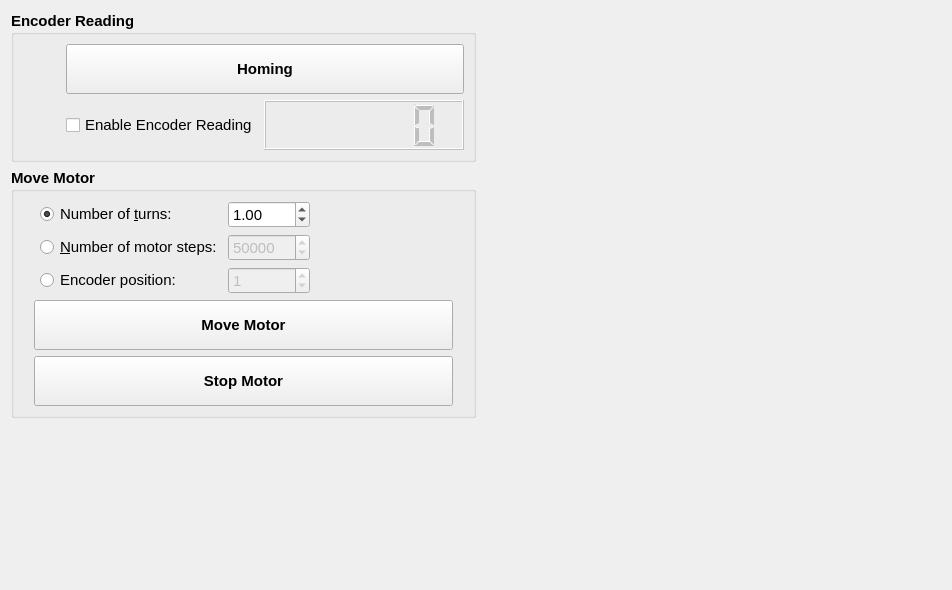
Before: the Qt Designer form helmholtz/gui/ui/motorintegratorwidget.ui in lnls-ima/helmholtz-coil-control, drawn with Qt 5.
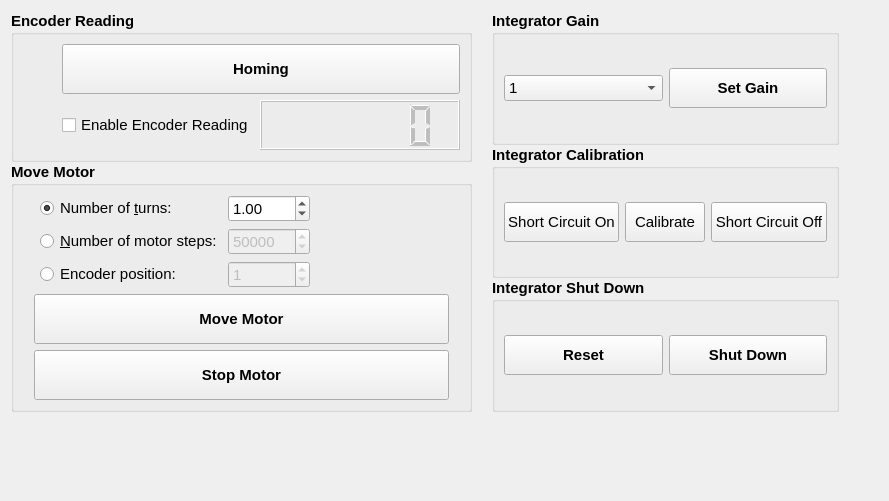
After: the same form once the commit is applied. Icons and pictures are not drawn.

Commit message: Adding buttons to control integrator

```diff
--- a/helmholtz/gui/ui/motorintegratorwidget.ui
+++ b/helmholtz/gui/ui/motorintegratorwidget.ui
@@ -6,8 +6,8 @@
    <rect>
     <x>0</x>
     <y>0</y>
-    <width>952</width>
-    <height>590</height>
+    <width>889</width>
+    <height>501</height>
    </rect>
   </property>
   <property name="font">
@@ -19,6 +19,214 @@
    <string>Motor and Integrator</string>
   </property>
   <layout class="QGridLayout" name="gridLayout">
+   <property name="horizontalSpacing">
+    <number>20</number>
+   </property>
+   <item row="0" column="1">
+    <layout class="QVBoxLayout" name="verticalLayout_2">
+     <item>
+      <widget class="QGroupBox" name="groupBox_4">
+       <property name="font">
+        <font>
+         <weight>75</weight>
+         <bold>true</bold>
+        </font>
+       </property>
+       <property name="title">
+        <string>Integrator Gain</string>
+       </property>
+       <layout class="QGridLayout" name="gridLayout_4">
+        <item row="0" column="0">
+         <widget class="QComboBox" name="cmb_gain">
+          <property name="sizePolicy">
+           <sizepolicy hsizetype="Preferred" vsizetype="Fixed">
+            <horstretch>0</horstretch>
+            <verstretch>0</verstretch>
+           </sizepolicy>
+          </property>
+          <property name="font">
+           <font>
+            <weight>50</weight>
+            <bold>false</bold>
+           </font>
+          </property>
+          <property name="currentIndex">
+           <number>0</number>
+          </property>
+          <item>
+           <property name="text">
+            <string>1</string>
+           </property>
+          </item>
+          <item>
+           <property name="text">
+            <string>2</string>
+           </property>
+          </item>
+          <item>
+           <property name="text">
+            <string>5</string>
+           </property>
+          </item>
+          <item>
+           <property name="text">
+            <string>10</string>
+           </property>
+          </item>
+          <item>
+           <property name="text">
+            <string>20</string>
+           </property>
+          </item>
+          <item>
+           <property name="text">
+            <string>50</string>
+           </property>
+          </item>
+          <item>
+           <property name="text">
+            <string>100</string>
+           </property>
+          </item>
+         </widget>
+        </item>
+        <item row="0" column="1">
+         <widget class="QPushButton" name="pbt_set_gain">
+          <property name="minimumSize">
+           <size>
+            <width>150</width>
+            <height>40</height>
+           </size>
+          </property>
+          <property name="font">
+           <font>
+            <weight>75</weight>
+            <bold>true</bold>
+           </font>
+          </property>
+          <property name="text">
+           <string>Set Gain</string>
+          </property>
+         </widget>
+        </item>
+       </layout>
+      </widget>
+     </item>
+     <item>
+      <widget class="QGroupBox" name="groupBox_5">
+       <property name="font">
+        <font>
+         <weight>75</weight>
+         <bold>true</bold>
+        </font>
+       </property>
+       <property name="title">
+        <string>Integrator Calibration</string>
+       </property>
+       <layout class="QGridLayout" name="gridLayout_5">
+        <item row="0" column="0">
+         <widget class="QPushButton" name="pbt_short_circuit_on">
+          <property name="minimumSize">
+           <size>
+            <width>0</width>
+            <height>40</height>
+           </size>
+          </property>
+          <property name="font">
+           <font>
+            <weight>50</weight>
+            <bold>false</bold>
+           </font>
+          </property>
+          <property name="text">
+           <string>Short Circuit On</string>
+          </property>
+         </widget>
+        </item>
+        <item row="0" column="1">
+         <widget class="QPushButton" name="pbt_calibrate">
+          <property name="minimumSize">
+           <size>
+            <width>0</width>
+            <height>40</height>
+           </size>
+          </property>
+          <property name="font">
+           <font>
+            <weight>50</weight>
+            <bold>false</bold>
+           </font>
+          </property>
+          <property name="text">
+           <string>Calibrate</string>
+          </property>
+         </widget>
+        </item>
+        <item row="0" column="2">
+         <widget class="QPushButton" name="pbt_short_circuit_off">
+          <property name="minimumSize">
+           <size>
+            <width>0</width>
+            <height>40</height>
+           </size>
+          </property>
+          <property name="font">
+           <font>
+            <weight>50</weight>
+            <bold>false</bold>
+           </font>
+          </property>
+          <property name="text">
+           <string>Short Circuit Off</string>
+          </property>
+         </widget>
+        </item>
+       </layout>
+      </widget>
+     </item>
+     <item>
+      <widget class="QGroupBox" name="groupBox">
+       <property name="font">
+        <font>
+         <weight>75</weight>
+         <bold>true</bold>
+        </font>
+       </property>
+       <property name="title">
+        <string>Integrator Shut Down</string>
+       </property>
+       <layout class="QHBoxLayout" name="horizontalLayout">
+        <item>
+         <widget class="QPushButton" name="pbt_reset">
+          <property name="minimumSize">
+           <size>
+            <width>0</width>
+            <height>40</height>
+           </size>
+          </property>
+          <property name="text">
+           <string>Reset</string>
+          </property>
+         </widget>
+        </item>
+        <item>
+         <widget class="QPushButton" name="pbt_shut_down">
+          <property name="minimumSize">
+           <size>
+            <width>0</width>
+            <height>40</height>
+           </size>
+          </property>
+          <property name="text">
+           <string>Shut Down</string>
+          </property>
+         </widget>
+        </item>
+       </layout>
+      </widget>
+     </item>
+    </layout>
+   </item>
    <item row="0" column="0">
     <layout class="QVBoxLayout" name="verticalLayout">
      <item>
@@ -290,19 +498,6 @@
      </item>
     </layout>
    </item>
-   <item row="0" column="1">
-    <spacer name="horizontalSpacer">
-     <property name="orientation">
-      <enum>Qt::Horizontal</enum>
-     </property>
-     <property name="sizeHint" stdset="0">
-      <size>
-       <width>461</width>
-       <height>20</height>
-      </size>
-     </property>
-    </spacer>
-   </item>
    <item row="1" column="0">
     <spacer name="verticalSpacer">
      <property name="orientation">
@@ -311,7 +506,20 @@
      <property name="sizeHint" stdset="0">
       <size>
        <width>20</width>
-       <height>40</height>
+       <height>88</height>
+      </size>
+     </property>
+    </spacer>
+   </item>
+   <item row="0" column="2">
+    <spacer name="horizontalSpacer">
+     <property name="orientation">
+      <enum>Qt::Horizontal</enum>
+     </property>
+     <property name="sizeHint" stdset="0">
+      <size>
+       <width>40</width>
+       <height>20</height>
       </size>
      </property>
     </spacer>
```
The commit also changes 4 other files.
